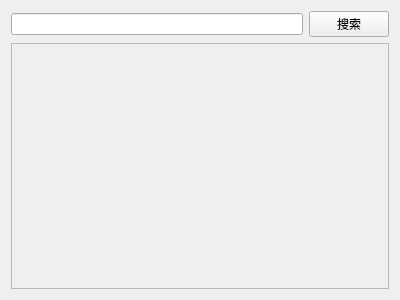
First picture: the form in FilmContentSystem_GUI/retrievepage.ui, repository Manchery/FilmContentSystem, before the edit.
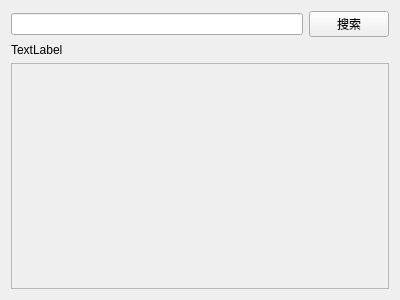
Second picture: the form after the edit.

Commit message: Feature: retrieve page tabtext & keywords & search button

The edit to the form file:
```diff
--- a/FilmContentSystem_GUI/retrievepage.ui
+++ b/FilmContentSystem_GUI/retrievepage.ui
@@ -28,6 +28,13 @@
      </item>
     </layout>
    </item>
+   <item>
+    <widget class="QLabel" name="keywordsLabel">
+     <property name="text">
+      <string>TextLabel</string>
+     </property>
+    </widget>
+   </item>
    <item>
     <widget class="QScrollArea" name="scrollArea">
      <property name="widgetResizable">
@@ -39,7 +46,7 @@
         <x>0</x>
         <y>0</y>
         <width>380</width>
-        <height>250</height>
+        <height>232</height>
        </rect>
       </property>
      </widget>
```
The commit also changes 7 other files.
